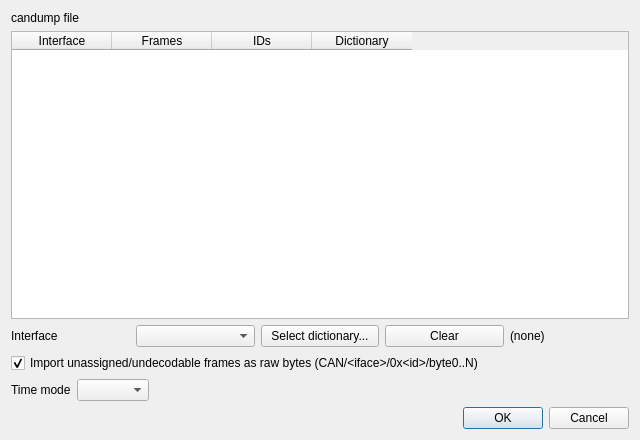
Qt form data_load_candump/candump_dialog.ui (PlotJuggler/pj-official-plugins) before a commit.
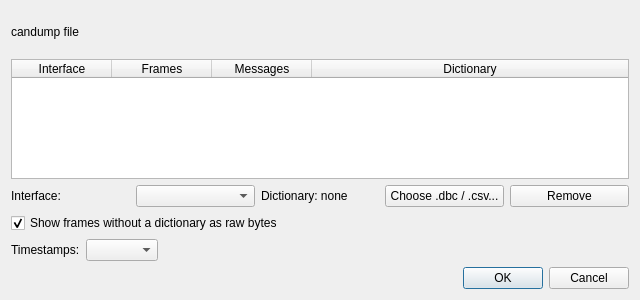
The same form after that commit.

Commit message:
fix(data_load_candump): clearer import dialog
Summary split into lines (file, format/frames/duration, start time in UTC
and whether it lines up with other datasets); no row-number header or
corner cell in the interface table, which is also shorter; the Dictionary
column and label show the file name (full path as tooltip) and follow the
picker; plain wording for the raw-bytes toggle, the Timestamps combo
(which shows the detected mode) and the buttons.

Diff of the .ui file:
```diff
--- a/data_load_candump/candump_dialog.ui
+++ b/data_load_candump/candump_dialog.ui
@@ -8,7 +8,7 @@
   <property name="minimumSize">
    <size>
     <width>640</width>
-    <height>440</height>
+    <height>300</height>
    </size>
   </property>
   <layout class="QVBoxLayout" name="verticalLayout">
@@ -29,6 +29,18 @@
      <property name="sortingEnabled">
       <bool>true</bool>
      </property>
+     <property name="maximumSize">
+      <size>
+       <width>16777215</width>
+       <height>120</height>
+      </size>
+     </property>
+     <attribute name="verticalHeaderVisible">
+      <bool>false</bool>
+     </attribute>
+     <attribute name="horizontalHeaderStretchLastSection">
+      <bool>true</bool>
+     </attribute>
      <column>
       <property name="text"><string>Interface</string></property>
      </column>
@@ -36,7 +48,7 @@
       <property name="text"><string>Frames</string></property>
      </column>
      <column>
-      <property name="text"><string>IDs</string></property>
+      <property name="text"><string>Messages</string></property>
      </column>
      <column>
       <property name="text"><string>Dictionary</string></property>
@@ -45,24 +57,24 @@
    </item>
    <item>
     <layout class="QHBoxLayout" name="dictionaryRow">
-     <item><widget class="QLabel" name="labelInterfaceCombo"><property name="text"><string>Interface</string></property></widget></item>
+     <item><widget class="QLabel" name="labelInterfaceCombo"><property name="text"><string>Interface:</string></property></widget></item>
      <item><widget class="QComboBox" name="comboInterface"/></item>
-     <item><widget class="QPushButton" name="buttonDictionary"><property name="text"><string>Select dictionary...</string></property></widget></item>
-     <item><widget class="QPushButton" name="buttonClearDictionary"><property name="text"><string>Clear</string></property></widget></item>
-     <item><widget class="QLabel" name="labelDictionary"><property name="text"><string>(none)</string></property></widget></item>
+     <item><widget class="QLabel" name="labelDictionary"><property name="text"><string>Dictionary: none</string></property></widget></item>
+     <item><widget class="QPushButton" name="buttonDictionary"><property name="text"><string>Choose .dbc / .csv...</string></property></widget></item>
+     <item><widget class="QPushButton" name="buttonClearDictionary"><property name="text"><string>Remove</string></property></widget></item>
     </layout>
    </item>
    <item>
     <widget class="QCheckBox" name="checkRawUnassigned">
      <property name="text">
-      <string>Import unassigned/undecodable frames as raw bytes (CAN/&lt;iface&gt;/0x&lt;id&gt;/byte0..N)</string>
+      <string>Show frames without a dictionary as raw bytes</string>
      </property>
      <property name="checked"><bool>true</bool></property>
     </widget>
    </item>
    <item>
     <layout class="QHBoxLayout" name="timeModeRow">
-     <item><widget class="QLabel" name="labelTimeMode"><property name="text"><string>Time mode</string></property></widget></item>
+     <item><widget class="QLabel" name="labelTimeMode"><property name="text"><string>Timestamps:</string></property></widget></item>
      <item><widget class="QComboBox" name="comboTimeMode"/></item>
      <item>
       <spacer name="horizontalSpacer">
```
Left out of the diff: 2 changed lines with no effect on the pictures. The commit also changes 3 other files.
